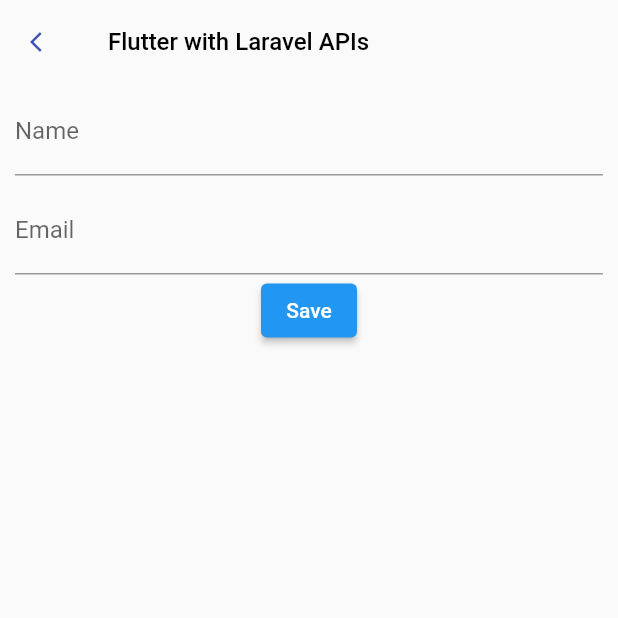
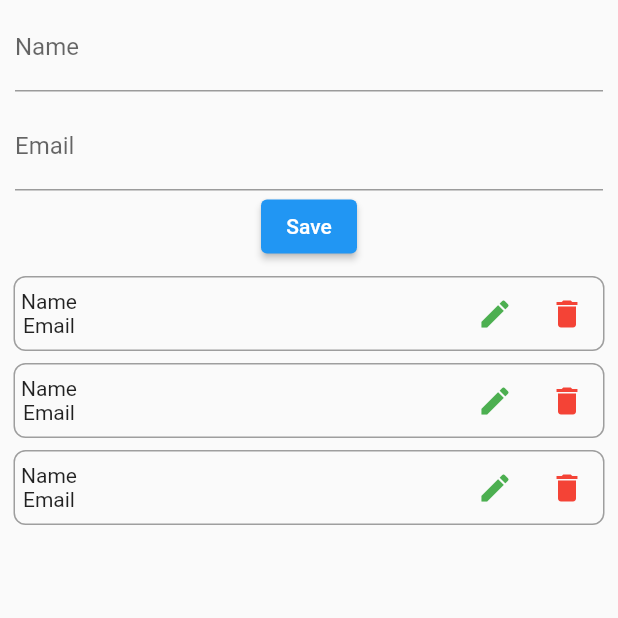
Before and after one commit to javedmughal-058/flutter_crud_with_laravel_api, a Flutter app: the screen it shows after launch, after a tap on "Save", on a phone screen of 412 x 824 dp, the top half of it. Run offline on Flutter 3.47's test engine with Material 2 defaults, Android fonts, the phone set to English and light mode, and no system bars; our stand-ins replace easy_sidemenu, get, page_transition, swipeable_button_view.

Commit message:
Update FirstPage.dart

```diff
--- a/lib/views/FirstPage.dart
+++ b/lib/views/FirstPage.dart
@@ -11,15 +11,16 @@
     final UserController userController = Get.find();
     return SafeArea(
       child: Scaffold(
-        appBar: AppBar(
-          backgroundColor: Colors.transparent,elevation: 0.0,
-          leading: IconButton(
-              onPressed: (){},
-              icon: const Icon(Icons.arrow_back_ios, color: Colors.indigo, size: 16,)),
-          title: const Text("Flutter with Laravel APIs", style: TextStyle(color: Colors.black, fontSize: 16),),
-
-        ),
-        body: Column(
+        // appBar: AppBar(
+        //   // backgroundColor: Colors.transparent,elevation: 0.0,
+        //   // leading: IconButton(
+        //   //     onPressed: (){},
+        //   //     icon: const Icon(Icons.arrow_back_ios, color: Colors.indigo, size: 16,)),
+        //   title: const Text("Flutter with Laravel APIs", style: TextStyle(color: Colors.black, fontSize: 16),),
+        //
+        // ),
+        body: SingleChildScrollView(
+          child: Column(
             children: [
               Padding(
                 padding: const EdgeInsets.fromLTRB(10, 2, 10, 0),
@@ -46,10 +47,42 @@
 
                 ),
               ),
-            ElevatedButton(onPressed: (){
+              ElevatedButton(onPressed: (){},
+                  child: const Text('Save')),
+              ListView.builder(
+                  padding: const EdgeInsets.all(5),
+                  physics: const NeverScrollableScrollPhysics(),
+                  shrinkWrap: true,
+                  itemCount: 3,
+                  itemBuilder: (context, index){
+                return Container(
+                  margin: const EdgeInsets.all(4),
+                  padding: const EdgeInsets.only(left: 4),
+                  decoration: BoxDecoration(
+                      borderRadius: BorderRadius.circular(8),
+                      border: Border.all(
+                        style: BorderStyle.solid,
+                        width: 1,
+                        color: Colors.grey,
+                      )),
+                  child: Row(
+                    children:[
+                      Column(
+                        children: const [
+                          Text('Name'),
+                          Text('Email'),
+                        ],
+                      ),
+                      const Spacer(),
+                      IconButton(onPressed: (){}, icon: const Icon(Icons.edit, color: Colors.green,)),
+                      IconButton(onPressed: (){}, icon: const Icon(Icons.delete, color: Colors.red,)),
 
-            }, child: const Text('Save')),
                     ],
+                  ),
+                );
+              })
+            ],
+          ),
         ),
       ),
     );
```
Lines whose indentation alone changed are shown as unchanged.
